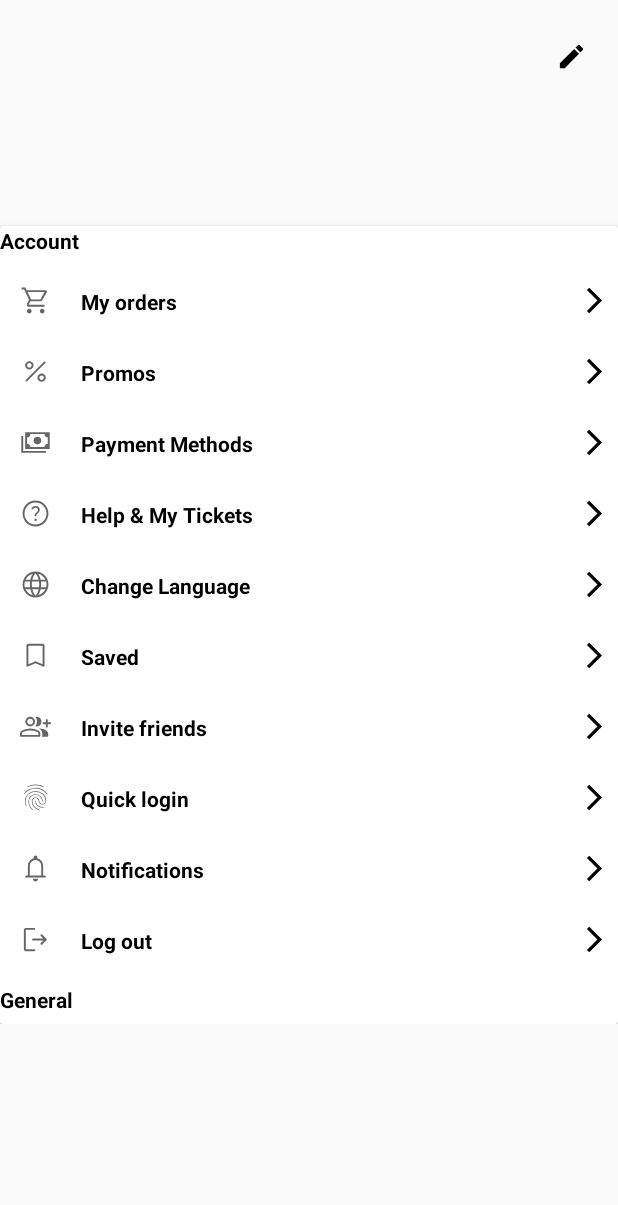
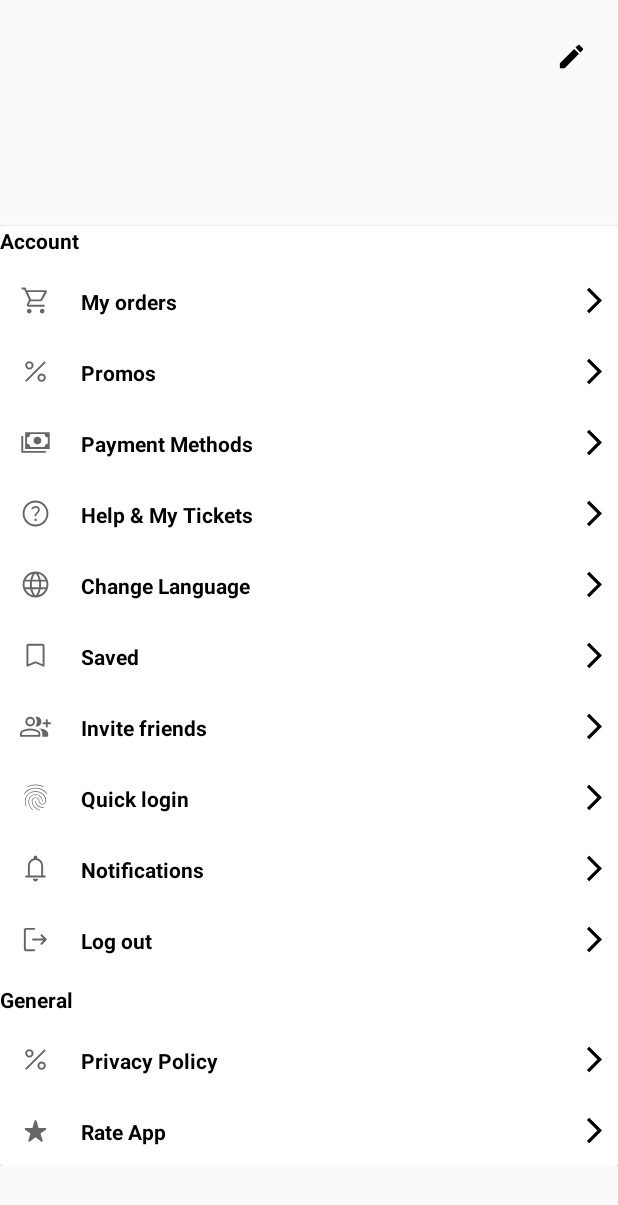
Before and after one commit to anhcuacace/ClicktoFood, an Android app: the MoreFragment screen opened through its navigation route, after a tap on "Promos", on a phone screen of 412 x 824 dp. Shown: the top 1205 px of the screen. Run offline under Robolectric (Android 15) with nearby library versions, the phone set to English and light mode, and no system bars; our stand-ins replace CircleImageView, Dagger/Hilt's generated code, Firebase (no records; nobody signed in at launch, a user with empty details on screens opened directly), Room's generated code, Timber and 3 more; libraries missing offline, so code that uses them is left out: com.facebook; network calls fail; pictures from the network do not load; 1 statement that could not run was skipped.

Commit message:
update 18-8

```diff
--- a/app/src/main/java/com/tunanh/clicktofood/di/module/ActivityBindingModule.kt
+++ b/app/src/main/java/com/tunanh/clicktofood/di/module/ActivityBindingModule.kt
@@ -1,6 +1,7 @@
 package com.tunanh.clicktofood.di.module
 
 
+import com.tunanh.clicktofood.ui.detail.DetailFragment
 import com.tunanh.clicktofood.ui.home.MainFragment
 import com.tunanh.clicktofood.ui.home.category.CategoryFragment
 import com.tunanh.clicktofood.ui.home.main.HomeFragment
@@ -46,4 +47,7 @@ abstract class ActivityBindingModule {
 
     @ContributesAndroidInjector
     abstract fun bindUpdateProfileFragment(): UpdateProfileFragment
+
+    @ContributesAndroidInjector
+    abstract fun bindDetailFragment(): DetailFragment
 }
--- a/app/src/main/java/com/tunanh/clicktofood/di/module/ViewModelModule.kt
+++ b/app/src/main/java/com/tunanh/clicktofood/di/module/ViewModelModule.kt
@@ -4,6 +4,7 @@ import androidx.lifecycle.ViewModel
 import androidx.lifecycle.ViewModelProvider
 import com.tunanh.clicktofood.di.viewmodel.ViewModelFactory
 import com.tunanh.clicktofood.di.viewmodel.ViewModelKey
+import com.tunanh.clicktofood.ui.detail.DetailViewModel
 import com.tunanh.clicktofood.ui.home.MainFragmentViewModel
 import com.tunanh.clicktofood.ui.home.category.CategoryViewModel
 import com.tunanh.clicktofood.ui.home.main.HomeViewModel
@@ -74,5 +75,8 @@ abstract class ViewModelModule {
     @ViewModelKey(UpdateProfileViewModel::class)
     internal abstract fun updateProfileViewModel(viewModel: UpdateProfileViewModel): ViewModel
 
-
+    @Binds
+    @IntoMap
+    @ViewModelKey(DetailViewModel::class)
+    internal abstract fun detailViewModel(viewModel: DetailViewModel): ViewModel
 }
--- a/app/src/main/java/com/tunanh/clicktofood/ui/home/main/HomeViewModel.kt
+++ b/app/src/main/java/com/tunanh/clicktofood/ui/home/main/HomeViewModel.kt
@@ -20,7 +20,7 @@ private val animeService: AnimeService) :
     var sliderList = MutableLiveData<List<Slider>>()
     var categoryList = MutableLiveData<Categories>()
     var foodList= MutableLiveData<Meals>()
-
+    var isLoadCategory=MutableLiveData<Boolean>()
     init {
         loadSlider()
         loadCategory()
@@ -45,6 +45,7 @@ private val animeService: AnimeService) :
             try {
                 val data = async { remoteRepository.getAllCategory() }
                 categoryList.postValue(data.await())
+                isLoadCategory.postValue(true)
             } catch (e: ApiException) {
                 e.printStackTrace()
             }
--- a/app/src/main/java/com/tunanh/clicktofood/ui/home/more/AccountAdapter.kt
+++ b/app/src/main/java/com/tunanh/clicktofood/ui/home/more/AccountAdapter.kt
@@ -16,7 +16,7 @@ class AccountAdapter : RecyclerView.Adapter<AccountAdapter.AccountViewHolder>()
     }
 
     var itemMore: List<ItemMore>? = null
-    var onClickItem: ((ItemMore, Int) -> Unit)? = null
+    var onClickItem: (( Int) -> Unit)? = null
     override fun onCreateViewHolder(parent: ViewGroup, viewType: Int): AccountViewHolder {
         val binding =
             ItemRclvMoreBinding.inflate(LayoutInflater.from(parent.context), parent, false)
@@ -26,8 +26,7 @@ class AccountAdapter : RecyclerView.Adapter<AccountAdapter.AccountViewHolder>()
     override fun onBindViewHolder(holder: AccountViewHolder, position: Int) {
         itemMore?.let { holder.bind(it[position]) }
         holder.itemView.setOnSingClickListener {
-            itemMore?.get(position)
-                .let { it1 -> it1?.let { it2 -> onClickItem?.invoke(it2, position) } }
+            onClickItem?.invoke(position)
         }
     }
 
--- a/app/src/main/java/com/tunanh/clicktofood/ui/home/more/MoreFragment.kt
+++ b/app/src/main/java/com/tunanh/clicktofood/ui/home/more/MoreFragment.kt
@@ -3,6 +3,8 @@ package com.tunanh.clicktofood.ui.home.more
 import android.net.Uri
 import androidx.navigation.fragment.findNavController
 import com.bumptech.glide.Glide
+import com.google.firebase.auth.ktx.auth
+import com.google.firebase.ktx.Firebase
 import com.tunanh.clicktofood.R
 import com.tunanh.clicktofood.data.local.model.User
 import com.tunanh.clicktofood.databinding.FragmentMoreBinding
@@ -14,7 +16,7 @@ class MoreFragment : BaseFragment<FragmentMoreBinding, MoreViewModel>() {
         fun newInstance() = MoreFragment()
     }
 
-    private val accountAdapter = AccountAdapter()
+
     private var user: User? = null
     override fun layoutRes(): Int = R.layout.fragment_more
     override fun viewModelClass(): Class<MoreViewModel> = MoreViewModel::class.java
@@ -22,14 +24,24 @@ class MoreFragment : BaseFragment<FragmentMoreBinding, MoreViewModel>() {
     override fun initView() {
         getInfo()
         accountList()
+        generalList()
         editProfile()
+    }
+
+    private fun generalList() {
+        val accountAdapter = AccountAdapter()
+
+        viewModel.mItemMoreList2.observe(this) {
+            accountAdapter.itemMore = it
+            binding.generalList.adapter = accountAdapter
+        }
+
     }
 
     private fun editProfile() {
         binding.editProfile.setOnSingClickListener {
             findNavController().navigate(
                 R.id.action_mainFragment_to_updateProfileFragment2
-
             )
         }
     }
@@ -42,7 +54,6 @@ class MoreFragment : BaseFragment<FragmentMoreBinding, MoreViewModel>() {
                 Glide.with(it1).load(Uri.parse(user?.image)).error(R.drawable.ic_account_circle)
                     .into(binding.avt)
             }
-
             binding.name.text = user?.name
             binding.email.text = user?.email
             binding.phone.text = user?.phone
@@ -50,9 +61,21 @@ class MoreFragment : BaseFragment<FragmentMoreBinding, MoreViewModel>() {
     }
 
     private fun accountList() {
-        binding.accountList.adapter = accountAdapter
+        val accountAdapter = AccountAdapter()
         viewModel.mItemMoreList.observe(this) {
             accountAdapter.itemMore = it
+            binding.accountList.adapter = accountAdapter
+        }
+        accountAdapter.onClickItem = {
+            when (it) {
+                9 -> {
+                    Firebase.auth.signOut()
+                    viewModel.logOut()
+                    findNavController().navigate(
+                        R.id.action_mainFragment_to_loginFragment
+                    )
+                }
+            }
         }
     }
 
--- a/app/src/main/java/com/tunanh/clicktofood/ui/home/more/MoreViewModel.kt
+++ b/app/src/main/java/com/tunanh/clicktofood/ui/home/more/MoreViewModel.kt
@@ -4,23 +4,27 @@ import android.content.Context
 import androidx.lifecycle.MutableLiveData
 import androidx.lifecycle.viewModelScope
 import com.tunanh.clicktofood.R
+import com.tunanh.clicktofood.data.local.AppPreferences
 import com.tunanh.clicktofood.data.local.LocalDatabase
 import com.tunanh.clicktofood.data.local.model.User
 import com.tunanh.clicktofood.ui.base.BaseViewModel
+import kotlinx.coroutines.Dispatchers
 import kotlinx.coroutines.launch
 import javax.inject.Inject
 
 class MoreViewModel @Inject constructor(
     private val context: Context,
-    private val localDatabase: LocalDatabase
+    private val localDatabase: LocalDatabase,
+    private val appPreferences: AppPreferences
 ) : BaseViewModel() {
-    private var itemMoreList = mutableListOf<ItemMore>()
+    private var itemMoreList1 = mutableListOf<ItemMore>()
+    private var itemMoreList2 = mutableListOf<ItemMore>()
     var mItemMoreList = MutableLiveData<List<ItemMore>>()
+    var mItemMoreList2 = MutableLiveData<List<ItemMore>>()
     var user = MutableLiveData<User>()
 
     init {
         addAccItem()
-
         getUser()
     }
 
@@ -37,13 +41,21 @@ class MoreViewModel @Inject constructor(
             addToList(R.drawable.fingerprint, context.getString(R.string.quick_login))
             addToList(R.drawable.notifications, context.getString(R.string.notifications))
             addToList(R.drawable.logout, context.getString(R.string.logout))
-            mItemMoreList.value = itemMoreList
+            mItemMoreList.value = itemMoreList1
+            addToList1(R.drawable.percent, context.getString(R.string.privacy))
+            addToList1(R.drawable.rate, context.getString(R.string.rate_app))
+            mItemMoreList2.postValue(itemMoreList2)
         }
     }
 
     private fun addToList(img: Int, text: String) {
         val item = ItemMore(img, text)
-        itemMoreList.add(item)
+        itemMoreList1.add(item)
+    }
+
+    private fun addToList1(img: Int, text: String) {
+        val item = ItemMore(img, text)
+        itemMoreList2.add(item)
     }
 
     private fun getUser() {
@@ -51,4 +63,14 @@ class MoreViewModel @Inject constructor(
             user.postValue(localDatabase.userDao().getUser()[0])
         }
     }
+
+    fun logOut() {
+        viewModelScope.launch(Dispatchers.IO) {
+            val email = appPreferences.getEmail()
+            appPreferences.setUser(false)
+            localDatabase.userDao().deleteByEmail(email)
+            appPreferences.setEmail("")
+        }
+
+    }
 }
--- a/app/src/main/java/com/tunanh/clicktofood/ui/login/LoginViewModel.kt
+++ b/app/src/main/java/com/tunanh/clicktofood/ui/login/LoginViewModel.kt
@@ -1,6 +1,5 @@
 package com.tunanh.clicktofood.ui.login
 
-import android.net.Uri
 import androidx.lifecycle.viewModelScope
 import com.tunanh.clicktofood.data.local.AppPreferences
 import com.tunanh.clicktofood.data.local.LocalDatabase
@@ -19,7 +18,7 @@ class LoginViewModel @Inject constructor(
 
     }
 
-    fun saveUser(email: String, name: String, user: Boolean,img: String,phone:String) {
+    fun saveUser(email: String, name: String, user: Boolean, img: String, phone: String) {
 
         appPreferences.setUser(user)
         appPreferences.setEmail(email)
--- a/app/src/main/res/layout/fragment_category.xml
+++ b/app/src/main/res/layout/fragment_category.xml
@@ -8,10 +8,11 @@
         tools:context=".ui.home.category.CategoryFragment">
 
         <androidx.recyclerview.widget.RecyclerView
+            android:id="@+id/list_category"
             android:layout_width="match_parent"
             android:layout_height="match_parent"
             app:layoutManager="androidx.recyclerview.widget.GridLayoutManager"
-            app:spanCount="2"
+            app:spanCount="3"
             android:orientation="vertical"/>
 
     </FrameLayout>
--- a/app/src/main/res/layout/fragment_home.xml
+++ b/app/src/main/res/layout/fragment_home.xml
@@ -6,7 +6,7 @@
         android:layout_width="match_parent"
         android:layout_height="match_parent"
         android:layout_marginTop="4dp"
-        android:background="@color/white">
+        >
 
         <include
             android:id="@+id/searchView1"
@@ -76,7 +76,7 @@
                     android:text="@string/see_all"
                     android:textAllCaps="false"
                     android:textColor="#229728"
-                    android:textSize="12sp"
+                    android:textSize="14sp"
                     android:textStyle="bold"
                     app:layout_constraintEnd_toEndOf="parent"
                     app:layout_constraintTop_toBottomOf="@id/view1" />
@@ -118,7 +118,7 @@
                     android:text="@string/see_all"
                     android:textAllCaps="false"
                     android:textColor="#229728"
-                    android:textSize="12sp"
+                    android:textSize="14sp"
                     android:textStyle="bold"
                     app:layout_constraintEnd_toEndOf="parent"
                     app:layout_constraintTop_toBottomOf="@id/categoryes" />
--- a/app/src/main/res/layout/item_category_home.xml
+++ b/app/src/main/res/layout/item_category_home.xml
@@ -16,8 +16,7 @@
             android:id="@+id/imgItem"
             android:layout_width="match_parent"
             android:layout_height="match_parent"
-            android:scaleType="fitXY"
-            />
+            android:scaleType="fitXY" />
     </androidx.cardview.widget.CardView>
 
     <TextView
--- a/app/src/main/res/values/strings.xml
+++ b/app/src/main/res/values/strings.xml
@@ -76,7 +76,7 @@
     <string name="logout">Log out</string>
     <string name="privacy">Privacy Policy</string>
     <string name="termsofservice">Terms of Service</string>
-    <string name="Rate_app">Rate App</string>
+    <string name="rate_app">Rate App</string>
     <string name="quick_login">Quick login</string>
     <string name="save">Saved</string>
     <string name="app_id">com.tunanh.clicktofood</string>
```
Also changed, not shown: app/src/main/java/com/tunanh/clicktofood/ui/detail/DetailFragment.kt (added, +24 -0 lines), app/src/main/java/com/tunanh/clicktofood/ui/detail/DetailViewModel.kt (added, +8 -0 lines), app/src/main/java/com/tunanh/clicktofood/ui/home/category/CategoryFragment.kt (+17 -3 lines), app/src/main/res/layout/fragment_detail.xml (added, +15 -0 lines).
